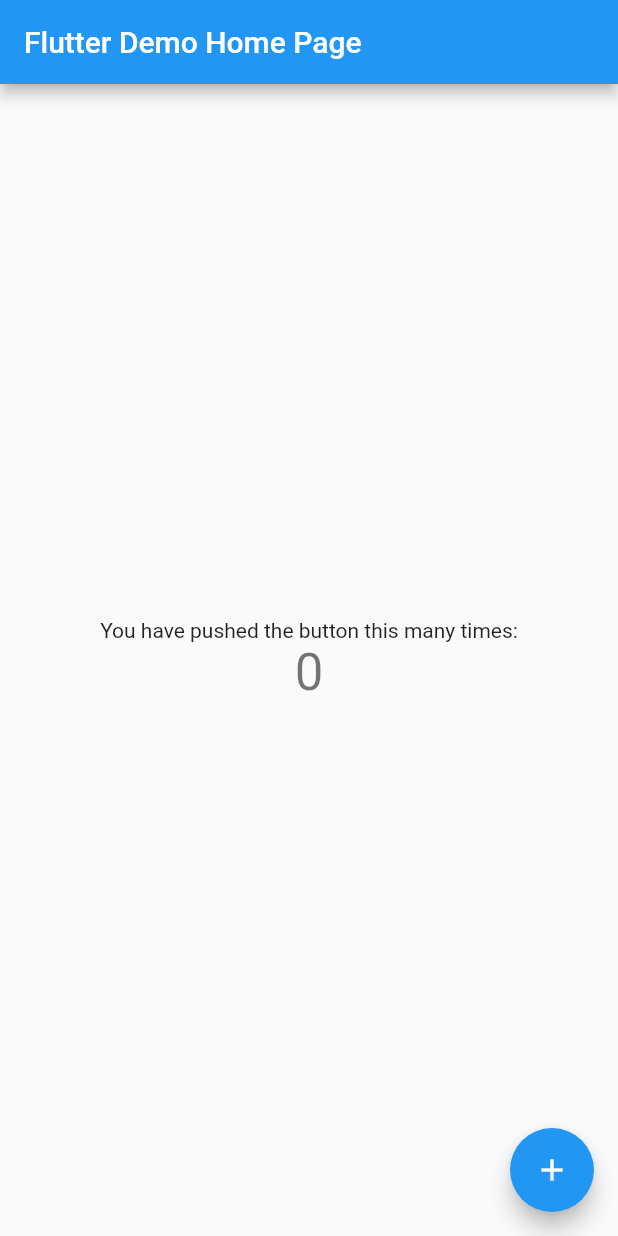
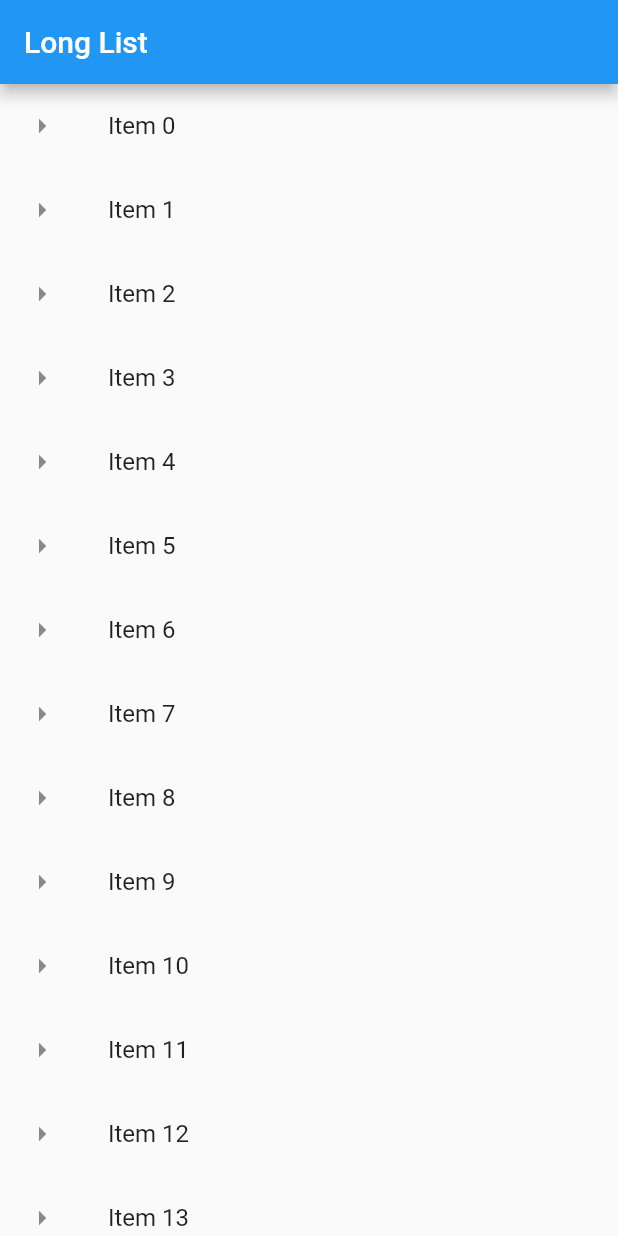
Before and after one commit to RigelMarthana/FLongActBarView, a Flutter app: the screen it shows after launch, on a phone screen of 412 x 824 dp. Run offline on Flutter 3.47's test engine with Material 2 defaults, Android fonts, the phone set to English and light mode, and no system bars.

Commit message:
Long List
Flutter Long List

```diff
--- a/lib/main.dart
+++ b/lib/main.dart
@@ -1,117 +1,33 @@
 import 'package:flutter/material.dart';
 
 void main() {
-  runApp(MyApp());
+  runApp(MaterialApp(
+    title: 'Flutter Widget',
+    home: Scaffold(
+      appBar: AppBar(
+        title: Text("Long List"),
+      ),
+      body: getListView(),
+    ),
+  ));
 }
 
-class MyApp extends StatelessWidget {
-  // This widget is the root of your application.
-  @override
-  Widget build(BuildContext context) {
-    return MaterialApp(
-      title: 'Flutter Demo',
-      theme: ThemeData(
-        // This is the theme of your application.
-        //
-        // Try running your application with "flutter run". You'll see the
-        // application has a blue toolbar. Then, without quitting the app, try
-        // changing the primarySwatch below to Colors.green and then invoke
-        // "hot reload" (press "r" in the console where you ran "flutter run",
-        // or simply save your changes to "hot reload" in a Flutter IDE).
-        // Notice that the counter didn't reset back to zero; the application
-        // is not restarted.
-        primarySwatch: Colors.blue,
-        // This makes the visual density adapt to the platform that you run
-        // the app on. For desktop platforms, the controls will be smaller and
-        // closer together (more dense) than on mobile platforms.
-        visualDensity: VisualDensity.adaptivePlatformDensity,
-      ),
-      home: MyHomePage(title: 'Flutter Demo Home Page'),
-    );
-  }
+List <String> getListElements(){
+  var items = List<String>.generate(100, (Counter) => "Item $Counter");
+  return items;
 }
 
-class MyHomePage extends StatefulWidget {
-  MyHomePage({Key key, this.title}) : super(key: key);
+Widget getListView() {
+  var listItems = getListElements();
 
-  // This widget is the home page of your application. It is stateful, meaning
-  // that it has a State object (defined below) that contains fields that affect
-  // how it looks.
-
-  // This class is the configuration for the state. It holds the values (in this
-  // case the title) provided by the parent (in this case the App widget) and
-  // used by the build method of the State. Fields in a Widget subclass are
-  // always marked "final".
-
-  final String title;
-
-  @override
-  _MyHomePageState createState() => _MyHomePageState();
+  var listView = ListView.builder(itemBuilder: (context, index){
+    return ListTile(
+      leading: Icon(Icons.arrow_right),
+      title: Text(listItems[index]),
+      onTap: () {
+        debugPrint('${listItems[index]} Was Tapped');
+      },
+    );
+  });
+  return listView;
 }
-
-class _MyHomePageState extends State<MyHomePage> {
-  int _counter = 0;
-
-  void _incrementCounter() {
-    setState(() {
-      // This call to setState tells the Flutter framework that something has
-      // changed in this State, which causes it to rerun the build method below
-      // so that the display can reflect the updated values. If we changed
-      // _counter without calling setState(), then the build method would not be
-      // called again, and so nothing would appear to happen.
-      _counter++;
-    });
-  }
-
-  @override
-  Widget build(BuildContext context) {
-    // This method is rerun every time setState is called, for instance as done
-    // by the _incrementCounter method above.
-    //
-    // The Flutter framework has been optimized to make rerunning build methods
-    // fast, so that you can just rebuild anything that needs updating rather
-    // than having to individually change instances of widgets.
-    return Scaffold(
-      appBar: AppBar(
-        // Here we take the value from the MyHomePage object that was created by
-        // the App.build method, and use it to set our appbar title.
-        title: Text(widget.title),
-      ),
-      body: Center(
-        // Center is a layout widget. It takes a single child and positions it
-        // in the middle of the parent.
-        child: Column(
-          // Column is also a layout widget. It takes a list of children and
-          // arranges them vertically. By default, it sizes itself to fit its
-          // children horizontally, and tries to be as tall as its parent.
-          //
-          // Invoke "debug painting" (press "p" in the console, choose the
-          // "Toggle Debug Paint" action from the Flutter Inspector in Android
-          // Studio, or the "Toggle Debug Paint" command in Visual Studio Code)
-          // to see the wireframe for each widget.
-          //
-          // Column has various properties to control how it sizes itself and
-          // how it positions its children. Here we use mainAxisAlignment to
-          // center the children vertically; the main axis here is the vertical
-          // axis because Columns are vertical (the cross axis would be
-          // horizontal).
-          mainAxisAlignment: MainAxisAlignment.center,
-          children: <Widget>[
-            Text(
-              'You have pushed the button this many times:',
-            ),
-            Text(
-              '$_counter',
-              style: Theme.of(context).textTheme.headline4,
-            ),
-          ],
-        ),
-      ),
-      floatingActionButton: FloatingActionButton(
-        onPressed: _incrementCounter,
-        tooltip: 'Increment',
-        child: Icon(Icons.add),
-      ), // This trailing comma makes auto-formatting nicer for build methods.
-    );
-  }
-}
```
Also changed, not shown: 2 other files.
